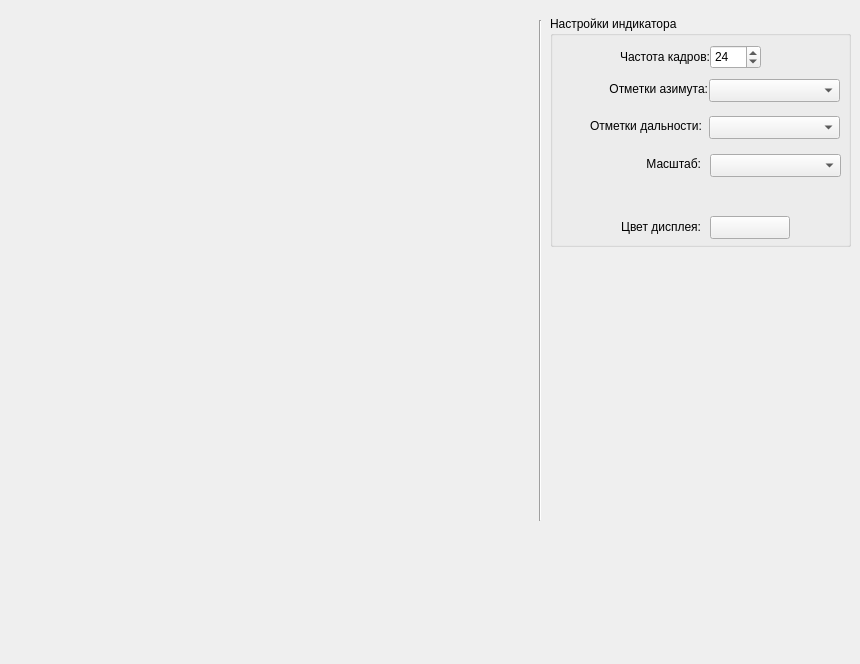
Qt form indicatordrl.ui (oln0ry/IKO) before a commit.
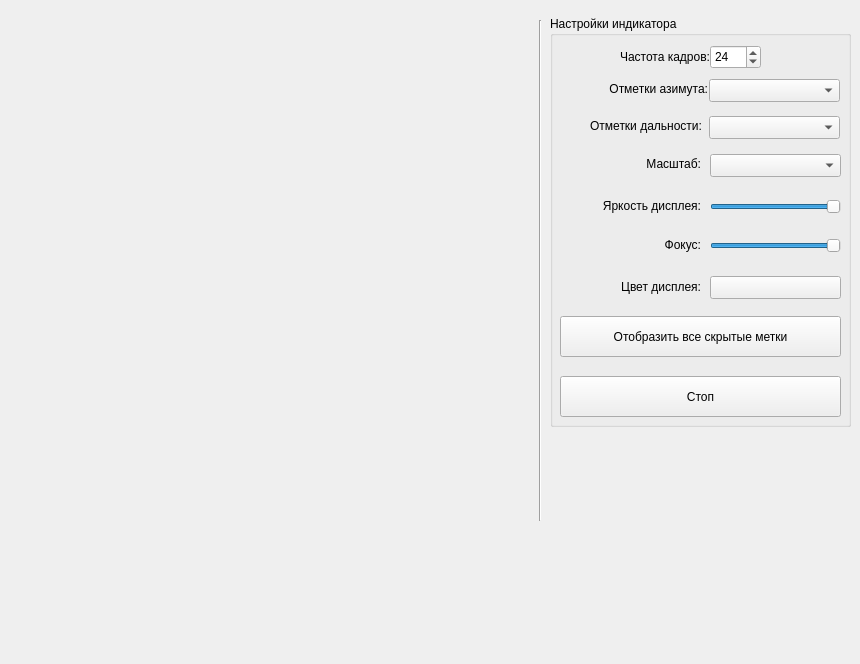
The same form after that commit. Custom widgets are drawn as their Qt base class.

The edit to the form file:
```diff
--- a/indicatordrl.ui
+++ b/indicatordrl.ui
@@ -53,7 +53,7 @@
      <x>550</x>
      <y>16</y>
      <width>301</width>
-     <height>231</height>
+     <height>411</height>
     </rect>
    </property>
    <property name="title">
@@ -98,7 +98,7 @@
     <property name="geometry">
      <rect>
       <x>60</x>
-      <y>203</y>
+      <y>263</y>
       <width>91</width>
       <height>16</height>
      </rect>
@@ -114,8 +114,8 @@
     <property name="geometry">
      <rect>
       <x>160</x>
-      <y>200</y>
-      <width>80</width>
+      <y>260</y>
+      <width>131</width>
       <height>23</height>
      </rect>
     </property>
@@ -213,6 +213,108 @@
      <cursorShape>PointingHandCursor</cursorShape>
     </property>
    </widget>
+   <widget class="QLabel" name="LabelBrightness">
+    <property name="geometry">
+     <rect>
+      <x>40</x>
+      <y>180</y>
+      <width>111</width>
+      <height>20</height>
+     </rect>
+    </property>
+    <property name="text">
+     <string>Яркость дисплея:</string>
+    </property>
+    <property name="alignment">
+     <set>Qt::AlignRight|Qt::AlignTrailing|Qt::AlignVCenter</set>
+    </property>
+   </widget>
+   <widget class="QSlider" name="ChangeIndicatorBrightness">
+    <property name="geometry">
+     <rect>
+      <x>160</x>
+      <y>181</y>
+      <width>131</width>
+      <height>20</height>
+     </rect>
+    </property>
+    <property name="maximum">
+     <number>100</number>
+    </property>
+    <property name="singleStep">
+     <number>1</number>
+    </property>
+    <property name="value">
+     <number>100</number>
+    </property>
+    <property name="orientation">
+     <enum>Qt::Horizontal</enum>
+    </property>
+   </widget>
+   <widget class="QSlider" name="ChangeIndicatorFocus">
+    <property name="geometry">
+     <rect>
+      <x>160</x>
+      <y>220</y>
+      <width>131</width>
+      <height>20</height>
+     </rect>
+    </property>
+    <property name="maximum">
+     <number>100</number>
+    </property>
+    <property name="singleStep">
+     <number>1</number>
+    </property>
+    <property name="value">
+     <number>100</number>
+    </property>
+    <property name="orientation">
+     <enum>Qt::Horizontal</enum>
+    </property>
+   </widget>
+   <widget class="QLabel" name="LabelFocus">
+    <property name="geometry">
+     <rect>
+      <x>100</x>
+      <y>219</y>
+      <width>51</width>
+      <height>20</height>
+     </rect>
+    </property>
+    <property name="text">
+     <string>Фокус:</string>
+    </property>
+    <property name="alignment">
+     <set>Qt::AlignRight|Qt::AlignTrailing|Qt::AlignVCenter</set>
+    </property>
+   </widget>
+   <widget class="QPushButton" name="ChangeLocatorState">
+    <property name="geometry">
+     <rect>
+      <x>10</x>
+      <y>360</y>
+      <width>281</width>
+      <height>41</height>
+     </rect>
+    </property>
+    <property name="text">
+     <string>Стоп</string>
+    </property>
+   </widget>
+   <widget class="QPushButton" name="ChangeViewStateAll">
+    <property name="geometry">
+     <rect>
+      <x>10</x>
+      <y>300</y>
+      <width>281</width>
+      <height>41</height>
+     </rect>
+    </property>
+    <property name="text">
+     <string>Отобразить все скрытые метки</string>
+    </property>
+   </widget>
   </widget>
   <widget class="Line" name="line">
    <property name="geometry">
```
